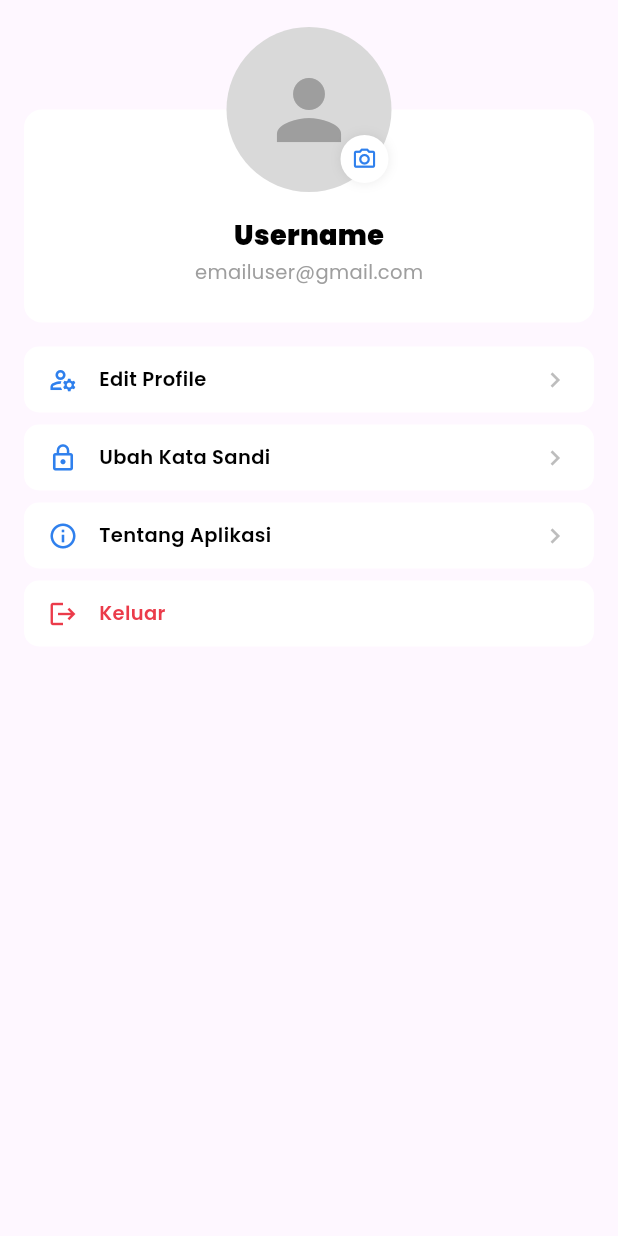
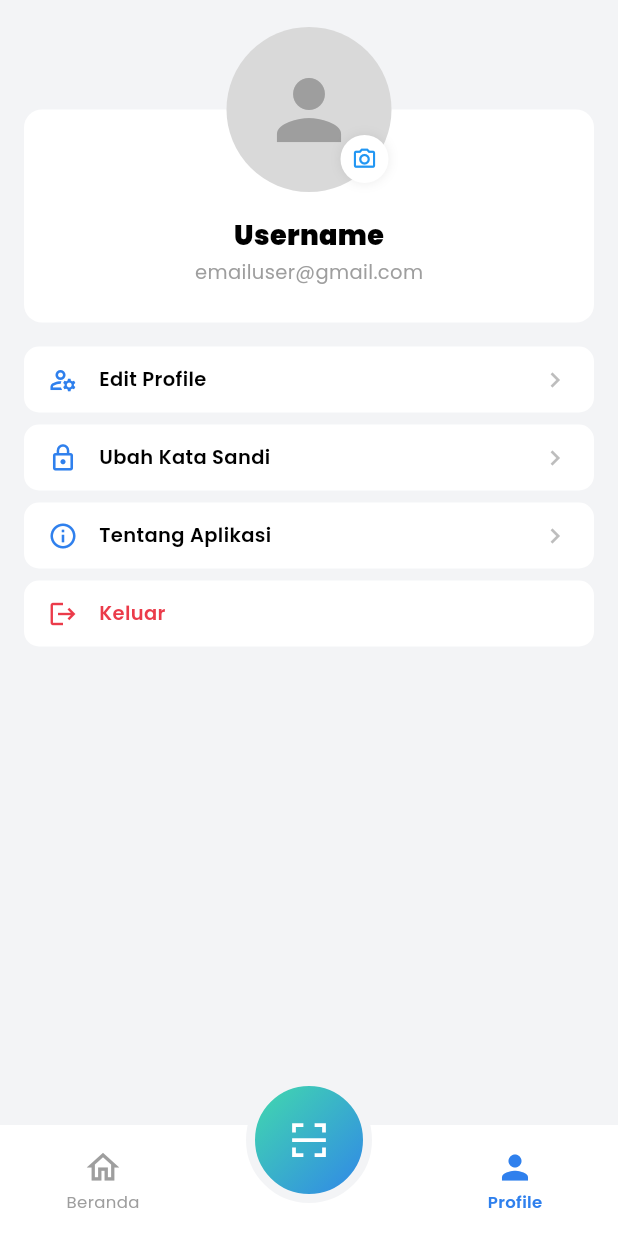
Before and after one commit to derisstrict/billin, a Flutter app: the ProfilePage screen opened directly, on a phone screen of 412 x 824 dp. Run offline on Flutter 3.47's test engine with Material 3 defaults, Android fonts, the phone set to English and light mode, and no system bars; our stand-ins replace dio, flutter_animate, google_fonts, material_symbols_icons, remixicon; missing offline and left inert: google_mlkit_document_scanner.

Commit message:
navbar and scaffold fix

```diff
--- a/lib/beranda/beranda_page.dart
+++ b/lib/beranda/beranda_page.dart
@@ -3,6 +3,7 @@ import 'package:billin/common/c_container.dart';
 import 'package:billin/common/c_icon_box.dart';
 import 'package:billin/common/navbar.dart';
 import 'package:billin/profile/profile_page.dart';
+import 'package:billin/scan/scan_page.dart';
 import 'package:billin/undangan/undangan_benar.dart';
 import 'package:flutter/material.dart';
 
@@ -79,7 +80,7 @@ class _BerandaPageState extends State<BerandaPage> {
     Navigator.push(
       context,
       MaterialPageRoute(
-        builder: (_) => const Scaffold(body: Center(child: Text('Scan'))),
+        builder: (_) => const ScanPage(),
       ),
     );
   }
--- a/lib/main.dart
+++ b/lib/main.dart
@@ -1,3 +1,4 @@
+import 'package:billin/beranda/beranda_page.dart';
 import 'package:billin/scan/scan_page.dart';
 import 'package:billin/split_page.dart';
 import 'package:flutter/material.dart';
@@ -21,7 +22,7 @@ class MyApp extends StatelessWidget {
         fontFamily: 'Poppins',
       ),
       debugShowCheckedModeBanner: false,
-      home: SplitPage(),
+      home: BerandaPage(),
     );
   }
 }
--- a/lib/profile/profile_page.dart
+++ b/lib/profile/profile_page.dart
@@ -1,14 +1,34 @@
+import 'package:billin/beranda/beranda_page.dart';
+import 'package:billin/common/c_colors.dart';
+import 'package:billin/common/navbar.dart';
 import 'package:billin/main_screen.dart';
 import 'package:billin/profile/about_apps.dart';
 import 'package:billin/profile/change_pass_page.dart';
 import 'package:billin/profile/edit_profile_page.dart';
+import 'package:billin/scan/scan_page.dart';
 import 'package:flutter/material.dart';
 
-class ProfilePage extends StatelessWidget {
-  const ProfilePage({super.key});
+class ProfilePage extends StatefulWidget {
+  final bool withNavbar;
+  const ProfilePage({super.key, this.withNavbar = true});
 
+  @override
+  State<ProfilePage> createState() => _ProfilePageState();
+}
+
+class _ProfilePageState extends State<ProfilePage> {
   static const _blue = Color(0xFF2F80ED);
   static const _red = Color(0xFFEB3B4A);
+  int _navIndex = 1;
+
+  void _openScanner() {
+    Navigator.push(
+      context,
+      MaterialPageRoute(
+        builder: (_) => const ScanPage(),
+      ),
+    );
+  }
 
   Future<void> _logout(BuildContext context) async {
     final confirm = await showDialog<bool>(
@@ -51,7 +71,9 @@ class ProfilePage extends StatelessWidget {
 
   @override
   Widget build(BuildContext context) {
-    return SafeArea(
+    return Scaffold(
+      backgroundColor: CColors.background,
+      body: SafeArea(
         bottom: false,
         child: SingleChildScrollView(
           padding: const EdgeInsets.fromLTRB(16, 18, 16, 130),
@@ -135,6 +157,21 @@ class ProfilePage extends StatelessWidget {
             ],
           ),
         ),
+      ),
+      bottomNavigationBar: widget.withNavbar
+          ? Navbar(
+              currentIndex: _navIndex,
+              onTap: (index) {
+                if (index == 0) {
+                  Navigator.push(
+                    context,
+                    MaterialPageRoute(builder: (_) => const BerandaPage()),
+                  );
+                }
+              },
+              onScanTap: _openScanner,
+            )
+          : null,
     );
   }
 }
@@ -216,10 +253,10 @@ class _ProfileHeader extends StatelessWidget {
                         ),
                       ],
                     ),
-                    child: const Icon(
+                    child: Icon(
                       Icons.photo_camera_outlined,
                       size: 17,
-                      color: ProfilePage._blue,
+                      color: CColors.accent,
                     ),
                   ),
                 ),
@@ -243,13 +280,13 @@ class _MenuTile extends StatelessWidget {
     required this.icon,
     required this.label,
     required this.onTap,
-    this.color = ProfilePage._blue,
+    this.color = _ProfilePageState._blue,
     this.showChevron = true,
   });
 
   @override
   Widget build(BuildContext context) {
-    final isDefault = color == ProfilePage._blue;
+    final isDefault = color == _ProfilePageState._blue;
 
     return Material(
       color: Colors.white,
```
Lines whose indentation alone changed are shown as unchanged.
